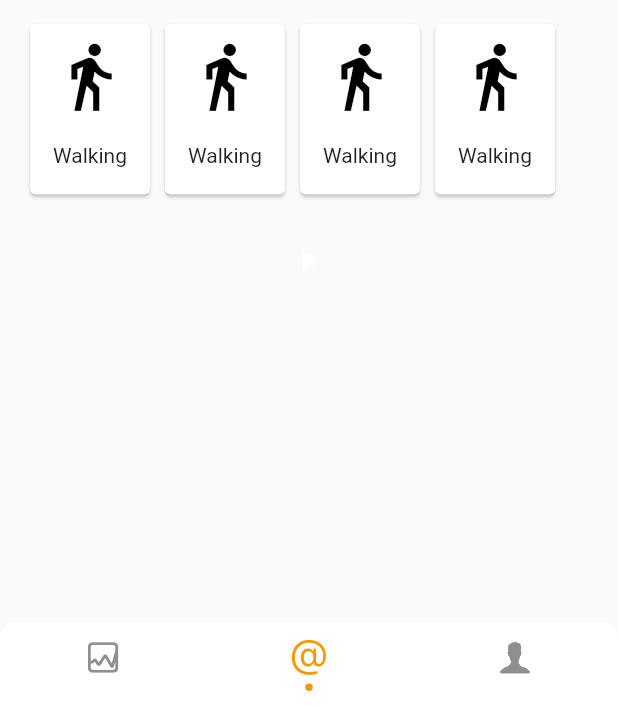
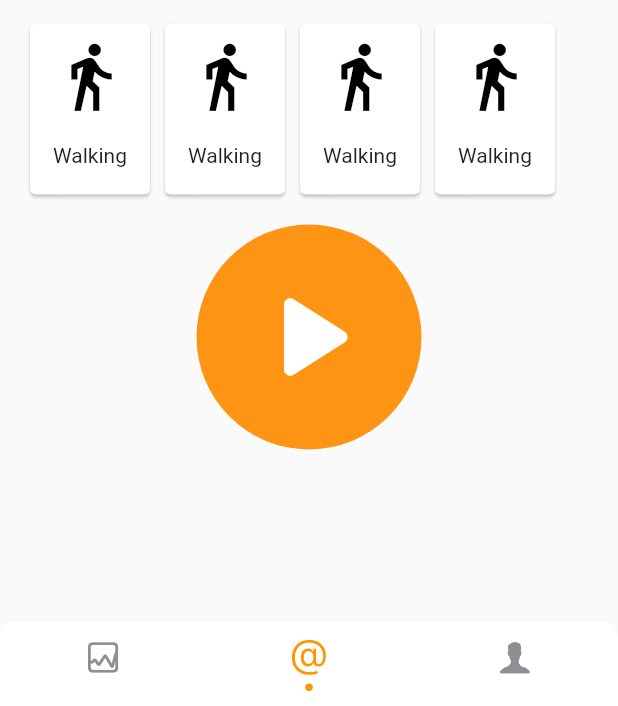
Before and after one commit to ErickSC19/activity_app, a Flutter app: the screen it shows after launch, item 2 of the bottom bar chosen, after a tap on the "play arrow" icon, on a phone screen of 412 x 824 dp, the part 530-1236 px from its top. Run offline on Flutter 3.47's test engine with Material 2 defaults, Android fonts, the phone set to English and light mode, and no system bars; drawn by our look-alikes of persistent_bottom_nav_bar_v2.

Commit message:
basic style

```diff
--- a/lib/screens/social_screen.dart
+++ b/lib/screens/social_screen.dart
@@ -1,4 +1,6 @@
+import 'package:activity_app/widgets/friends_slideshow.dart';
 import 'package:activity_app/widgets/social_hero.dart';
+import 'package:activity_app/widgets/widgets.dart';
 import 'package:flutter/material.dart';
 
 class SocialScreen extends StatelessWidget {
@@ -9,7 +11,9 @@ class SocialScreen extends StatelessWidget {
     return Scaffold(
       body: ListView(
         children: [
-          SocialHero()
+          SocialHero(),
+          FriendsSlideShow(),
+          DailyGoals()
         ],
       ),
     );
--- a/lib/widgets/daily_goals.dart
+++ b/lib/widgets/daily_goals.dart
@@ -44,7 +44,7 @@ class GoalCard extends StatelessWidget {
         margin: EdgeInsets.only(left: 16, bottom: 10, top: 16),
         child: Container(
           padding: EdgeInsets.all(12.0),
-          width: 160,
+          width: 150,
           child: Column(
             crossAxisAlignment: CrossAxisAlignment.start,
             children: [
--- a/lib/widgets/last_activity.dart
+++ b/lib/widgets/last_activity.dart
@@ -36,7 +36,7 @@ class LastActivityCard extends StatelessWidget {
     return Card(
       margin: EdgeInsets.symmetric(vertical: 16),
       child: Container(
-          padding: EdgeInsets.all(8),
+          padding: EdgeInsets.all(10),
           child: Row(
             children: [
               Column(
--- a/lib/widgets/play_button.dart
+++ b/lib/widgets/play_button.dart
@@ -18,20 +18,26 @@ class _PlayButtonState extends State<PlayButton> {
         Row(
           mainAxisAlignment: MainAxisAlignment.center,
           children: <Widget>[
-            IconButton.filled(
+            CircleAvatar(
+                backgroundColor: Color.fromRGBO(253, 148, 20, 1),
+                radius: 75,
+                child: IconButton(
+                  iconSize: 100,
                   isSelected: selected,
-              icon: const Icon(Icons.play_arrow_rounded, color: Color(0xffffffff)),
-              selectedIcon: const Icon(Icons.pause, color: Color(0xffffffff)),
+                  color: Color(0xffffffff),
+                  icon: const Icon(
+                    Icons.play_arrow_rounded,
+                  ),
+                  selectedIcon: const Icon(
+                    Icons.pause,
+                  ),
                   onPressed: () {
                     setState(() {
                       print(selected);
                       selected = !selected;
                     });
                   },
-              style: ButtonStyle(
-                fixedSize: MaterialStatePropertyAll(Size(200, 200)),
-                  shadowColor: MaterialStatePropertyAll(Color.fromRGBO(253, 148, 20, 1))),
-            ),
+                )),
           ],
         ),
       ],
--- a/lib/widgets/widgets.dart
+++ b/lib/widgets/widgets.dart
@@ -5,3 +5,5 @@ export 'package:activity_app/widgets/activities_hero.dart';
 export 'package:activity_app/widgets/activities.dart';
 export 'package:activity_app/widgets/play_button.dart';
 export 'package:activity_app/widgets/social_hero.dart';
+export 'package:activity_app/widgets/statistics_bubble.dart';
+export 'package:activity_app/widgets/activity_button.dart';
```
Also changed, not shown: lib/widgets/friends_slideshow.dart (added, +69 -0 lines), lib/widgets/social_hero.dart (+34 -23 lines), lib/widgets/statistics_bubble.dart (added, +37 -0 lines), assets/profile.png. Lines whose indentation alone changed are shown as unchanged.
